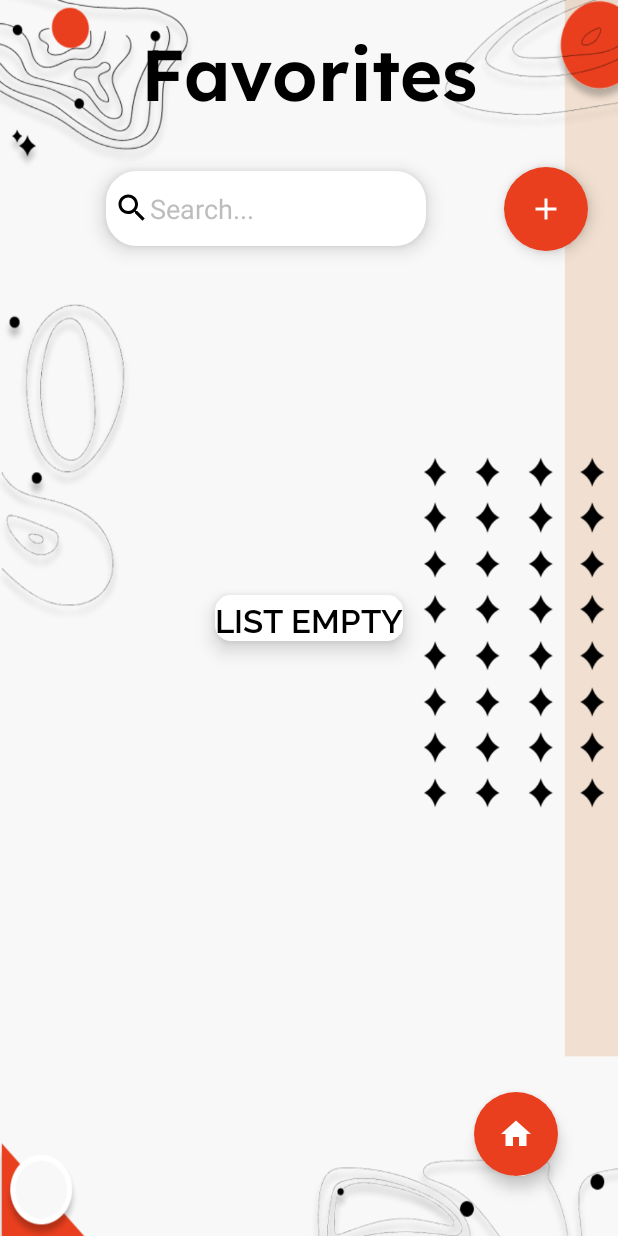
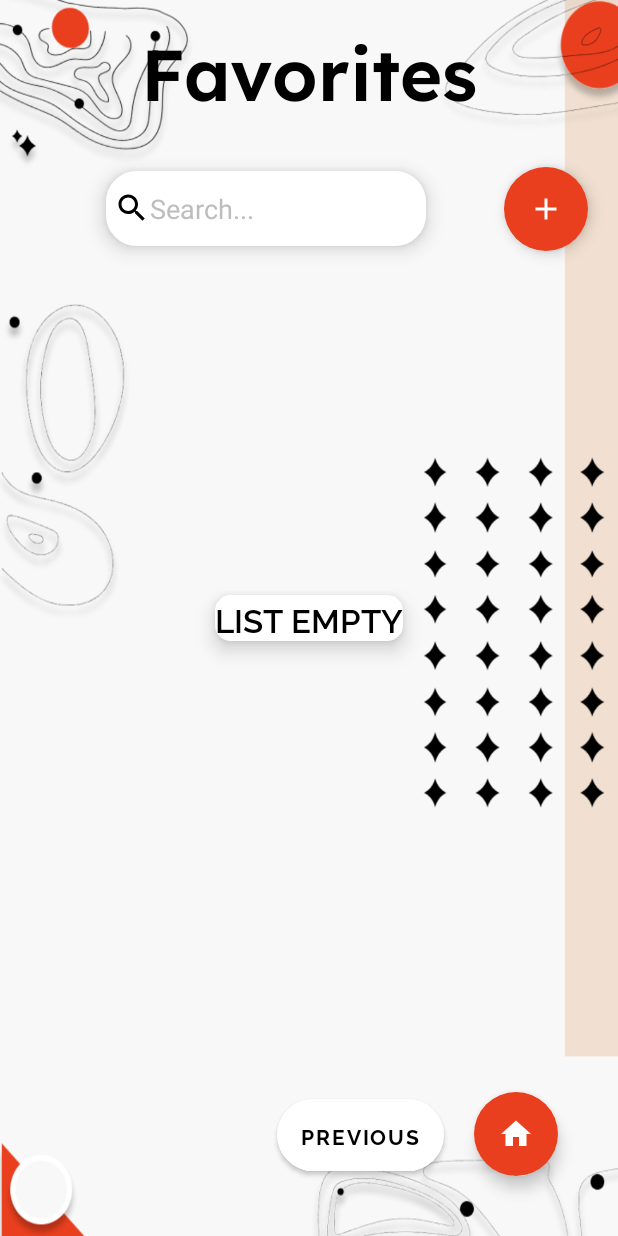
Before and after one commit to sukhpreetsinghsidhu/Memeoroid, an Android app: the FavoritesActivity screen opened directly, with no data from a screen before it, on a phone screen of 412 x 824 dp. Run offline under Robolectric (Android 15) with nearby library versions, the phone set to English and light mode, and no system bars; our stand-ins replace Picasso, Room's generated code; network calls fail; pictures from the network do not load.

Commit message:
pushed pagination and solved limited scrollview, but load more keeps dissappearing

```diff
--- a/app/src/main/java/com/example/memeoroid/FavoritesActivity.kt
+++ b/app/src/main/java/com/example/memeoroid/FavoritesActivity.kt
@@ -138,9 +138,9 @@ class FavoritesActivity : AppCompatActivity() {
                         LoadMore.visibility = View.VISIBLE
                     }
                     if(offset == 0 ){
-                        Prevous.visibility = View.GONE
+                        Previous.visibility = View.GONE
                     }else{
-                        Prevous.visibility = View.VISIBLE
+                        Previous.visibility = View.VISIBLE
                     }
                 }
             }
@@ -151,7 +151,7 @@ class FavoritesActivity : AppCompatActivity() {
             offset+=limit
             loadData()
         }
-        Prevous.setOnClickListener {
+        Previous.setOnClickListener {
             offset -= limit
 
             loadData()
@@ -189,9 +189,9 @@ fun loadData(){
             LoadMore.visibility = View.VISIBLE
         }
         if(offset == 0 ){
-            Prevous.visibility = View.GONE
+            Previous.visibility = View.GONE
         }else{
-            Prevous.visibility = View.VISIBLE
+            Previous.visibility = View.VISIBLE
         }
 
         if (it.isEmpty()) {
--- a/app/src/main/res/layout/activity_favorites.xml
+++ b/app/src/main/res/layout/activity_favorites.xml
@@ -5,21 +5,21 @@
     xmlns:tools="http://schemas.android.com/tools"
     android:layout_width="match_parent"
     android:layout_height="match_parent"
-    tools:context=".FavoritesActivity"
     android:background="@drawable/search_bottom_layer"
-    android:orientation="vertical">
+    android:orientation="vertical"
+    tools:context=".FavoritesActivity">
 
     <ImageView
         android:id="@+id/landingImage"
         android:layout_width="match_parent"
         android:layout_height="wrap_content"
+        android:contentDescription="TODO"
         android:scaleType="fitXY"
         android:src="@drawable/search_mid_layer"
         app:layout_constraintBottom_toBottomOf="parent"
         app:layout_constraintEnd_toEndOf="parent"
         app:layout_constraintStart_toStartOf="parent"
-        app:layout_constraintTop_toTopOf="parent"
-        android:contentDescription="TODO" />
+        app:layout_constraintTop_toTopOf="parent" />
 
     <TextView
         android:id="@+id/favoritesTitle"
@@ -32,14 +32,14 @@
         android:textSize="48sp"
         app:layout_constraintEnd_toEndOf="parent"
         app:layout_constraintStart_toStartOf="parent"
-        app:layout_constraintTop_toTopOf="parent"/>
+        app:layout_constraintTop_toTopOf="parent" />
 
     <EditText
         android:id="@+id/searchBar"
         android:layout_width="0dp"
         android:layout_height="wrap_content"
+        android:layout_marginTop="114dp"
         android:layout_marginEnd="52dp"
-        android:layout_marginTop="114dp"
         android:layout_marginBottom="15dp"
         android:layout_weight="1"
         android:background="@drawable/round_rectangle_background"
@@ -61,13 +61,13 @@
         android:layout_width="wrap_content"
         android:layout_height="wrap_content"
         android:layout_marginStart="20dp"
-        app:borderWidth="0dp"
         android:layout_marginTop="111dp"
         android:layout_marginEnd="20dp"
         android:backgroundTint="@color/orange"
         android:contentDescription="TODO"
         android:elevation="8dp"
         android:src="@drawable/ic_baseline_add_24"
+        app:borderWidth="0dp"
         app:layout_constraintEnd_toEndOf="parent"
         app:layout_constraintTop_toTopOf="parent"
         app:tint="@color/white" />
@@ -75,7 +75,8 @@
     <ScrollView
         android:layout_width="match_parent"
         android:layout_height="wrap_content"
-            android:layout_marginTop="200dp"
+        android:paddingTop="200dp"
+        android:paddingBottom="10dp"
         app:layout_constraintEnd_toEndOf="parent"
         app:layout_constraintStart_toStartOf="parent"
         app:layout_constraintTop_toTopOf="parent">
@@ -90,37 +91,8 @@
                 android:layout_width="match_parent"
                 android:layout_height="wrap_content"
                 tools:itemCount="5"
-                    tools:listitem="@layout/meme_list_item"/>
-                <LinearLayout
-                    android:layout_width="match_parent"
-                    android:layout_height="wrap_content"
-                    android:orientation="horizontal"
-                    android:gravity="center"
-                    >
-                    <Button
-                        android:layout_width="wrap_content"
-                        android:layout_height="wrap_content"
-                        android:text="Previous"
-                        android:id="@+id/Prevous"
-                        android:layout_margin="10dp"
-                        android:visibility="gone"
-                        android:background="@drawable/custom_button_round"
-                        android:fontFamily="@font/raleway_bold"
-                        android:textColor="@color/black"
-                        app:backgroundTint="@color/white"
-                        />
-                    <Button
-                        android:layout_width="wrap_content"
-                        android:layout_height="wrap_content"
-                        android:text="Load More"
-                        android:id="@+id/LoadMore"
-                        android:layout_margin="10dp"
-                        android:background="@drawable/custom_button_round"
-                        android:fontFamily="@font/raleway_bold"
-                        android:textColor="@color/black"
-                        app:backgroundTint="@color/white"
-                        />
-                </LinearLayout>
+                tools:listitem="@layout/meme_list_item" />
+
         </LinearLayout>
     </ScrollView>
 
@@ -128,19 +100,19 @@
         android:id="@+id/emptyListText"
         android:layout_width="wrap_content"
         android:layout_height="wrap_content"
-        android:text=""
         android:layout_margin="100dp"
-        android:fontFamily="@font/raleway_semi_bold"
         android:background="@drawable/sharper_corners"
         android:backgroundTint="@color/white"
+        android:elevation="8dp"
+        android:fontFamily="@font/raleway_semi_bold"
+        android:text=""
         android:textAlignment="center"
-        android:elevation="8dp"
+        android:textAppearance="@style/TextAppearance.AppCompat.Large"
         android:textColor="@color/black"
-        android:textAppearance="@style/TextAppearance.AppCompat.Large"
         app:layout_constraintBottom_toBottomOf="parent"
         app:layout_constraintEnd_toEndOf="parent"
         app:layout_constraintStart_toStartOf="parent"
-        app:layout_constraintTop_toTopOf="parent"/>
+        app:layout_constraintTop_toTopOf="parent" />
 
     <com.google.android.material.floatingactionbutton.FloatingActionButton
         android:id="@+id/floatingBtn"
@@ -149,14 +121,45 @@
         android:layout_alignParentEnd="true"
         android:layout_alignParentBottom="true"
         android:layout_margin="40dp"
+        android:background="@drawable/custom_button_round"
         android:backgroundTint="@color/orange"
-        android:background="@drawable/custom_button_round"
         android:contentDescription="TODO"
         android:elevation="8dp"
+        android:src="@drawable/ic_baseline_home_24"
         app:borderWidth="0dp"
-        android:src="@drawable/ic_baseline_home_24"
         app:layout_constraintBottom_toBottomOf="parent"
         app:layout_constraintEnd_toEndOf="parent"
-        app:tint="@color/white"/>
+        app:tint="@color/white" />
+
+    <Button
+        android:id="@+id/Previous"
+        android:layout_width="wrap_content"
+        android:layout_height="wrap_content"
+        android:layout_marginBottom="43dp"
+        android:layout_marginEnd="20dp"
+        android:background="@drawable/custom_button_round"
+        android:elevation="8dp"
+        android:fontFamily="@font/raleway_bold"
+        android:text="Previous"
+        android:textColor="@color/black"
+        app:backgroundTint="@color/white"
+        app:layout_constraintBottom_toBottomOf="parent"
+        app:layout_constraintEnd_toStartOf="@+id/LoadMore" />
+
+    <Button
+        android:id="@+id/LoadMore"
+        android:layout_width="wrap_content"
+        android:layout_height="wrap_content"
+        android:layout_marginBottom="43dp"
+        android:layout_marginEnd="20dp"
+        android:background="@drawable/custom_button_round"
+        android:elevation="8dp"
+        android:fontFamily="@font/raleway_bold"
+        android:text="Load More"
+        android:textColor="@color/black"
+        app:backgroundTint="@color/white"
+        app:layout_constraintBottom_toBottomOf="parent"
+        app:layout_constraintEnd_toStartOf="@+id/floatingBtn" />
+
 
 </androidx.constraintlayout.widget.ConstraintLayout>
--- a/app/src/main/res/layout/meme_list_item.xml
+++ b/app/src/main/res/layout/meme_list_item.xml
@@ -9,11 +9,9 @@
         android:id="@+id/memeCard"
         android:layout_width="match_parent"
         android:layout_height="150dp"
-        android:layout_marginLeft="15dp"
-        android:layout_marginRight="15dp"
-        android:layout_marginBottom="15dp"
         app:cardCornerRadius="15dp"
         app:cardElevation="5dp"
+        app:cardUseCompatPadding="true"
         app:cardPreventCornerOverlap="true"
         app:layout_constraintBottom_toBottomOf="parent"
         app:layout_constraintEnd_toEndOf="parent"
```
Lines whose indentation alone changed are shown as unchanged.
